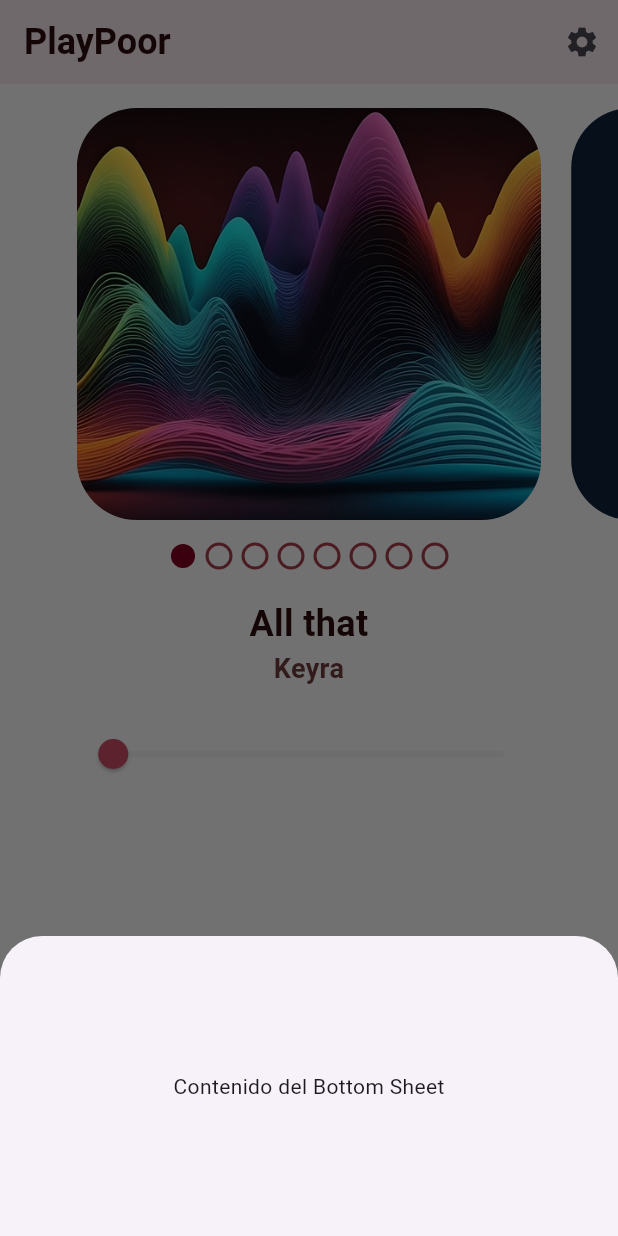
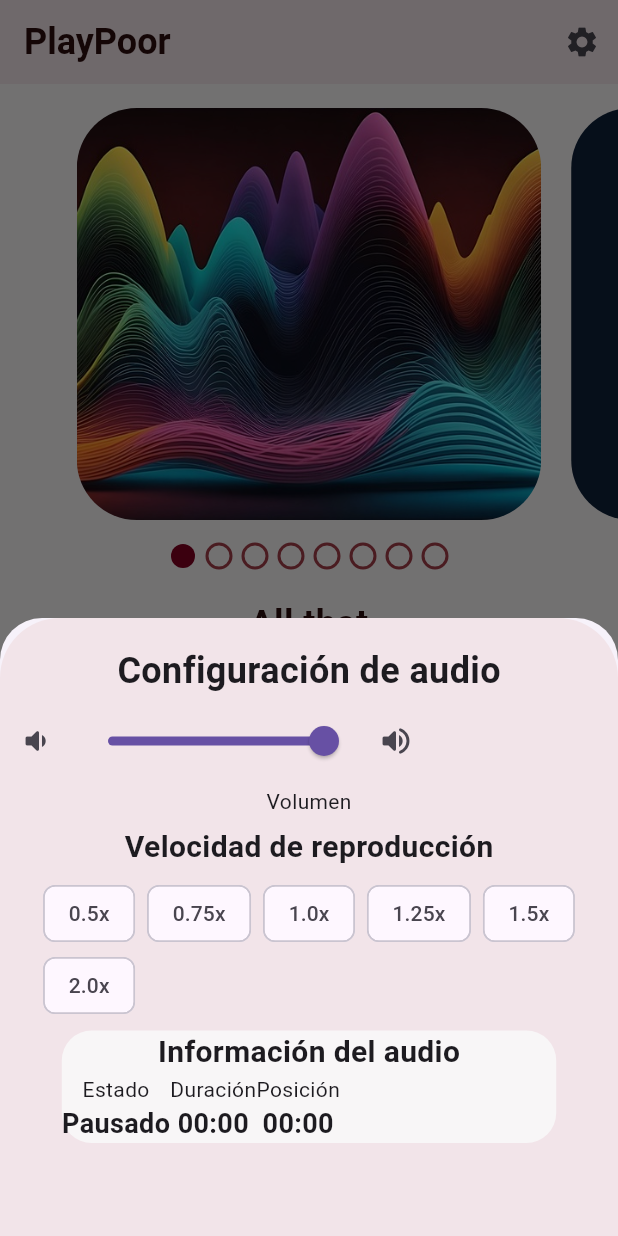
Before and after one commit to gael-rdrgz/playpoor, a Flutter app: the screen it shows after launch, after a tap on the "settings" icon, on a phone screen of 412 x 824 dp. Run offline on Flutter 3.47's test engine with Material 3 defaults, Android fonts, the phone set to English and light mode, and no system bars; drawn by our look-alikes of percent_indicator, smooth_page_indicator; our stand-ins replace audioplayers, equatable, flutter_bloc.

Commit message:
Interfaz de modal de configuracion cutre.

```diff
--- a/lib/blocs/player_load_events.dart
+++ b/lib/blocs/player_load_events.dart
@@ -27,3 +27,26 @@ class SeekEvent extends PlayerEvent {
   @override
   List<Object> get props => [position];
 }
+
+class VolumeChangedEvent extends PlayerEvent {
+  final double volume;
+
+  const VolumeChangedEvent(this.volume);
+}
+
+class SpeedChangedEvent extends PlayerEvent {
+  final double speed;
+
+  const SpeedChangedEvent(this.speed);
+}
+
+class UpdateSongInfoEvent extends PlayerEvent {
+  final Duration position, duration;
+  final bool isPlaying;
+
+  const UpdateSongInfoEvent({
+    required this.position,
+    required this.duration,
+    required this.isPlaying,
+  });
+}
--- a/lib/blocs/player_load_states.dart
+++ b/lib/blocs/player_load_states.dart
@@ -39,7 +39,9 @@ class PlayingState extends PlayState {
 
 class ErrorState extends PlayState {
   final String msg;
+
   const ErrorState(this.msg);
+
   @override
   List<Object> get props => [msg];
 }
@@ -48,3 +50,28 @@ class PlayPauseState extends PlayState {
   @override
   List<Object> get props => [];
 }
+
+class ConfigState extends PlayState {
+  final double volume, speed;
+  final Duration position, duration;
+  final bool isPlaying;
+
+  const ConfigState({
+    required this.volume,
+    required this.speed,
+    required this.position,
+    required this.duration,
+    required this.isPlaying,
+  });
+
+  ConfigState copyWith(
+      {double? volume, double? speed, Duration? position, Duration? duration, bool? isPlaying}) {
+    return ConfigState(
+        volume: volume ?? this.volume,
+        speed: speed ?? this.speed,
+        position: position ?? this.position,
+        duration: duration ?? this.duration,
+        isPlaying: isPlaying ?? this.isPlaying
+    );
+  }
+}
--- a/lib/views/app.dart
+++ b/lib/views/app.dart
@@ -12,7 +12,7 @@ class App extends StatelessWidget {
       theme: ThemeData(
         useMaterial3: true,
         scaffoldBackgroundColor: const Color(0xfff8f6f7),
-        appBarTheme: AppBarTheme(backgroundColor: const Color(0xfff8f6f7)),
+        appBarTheme: AppBarTheme(backgroundColor: const Color(0xfff2e4e9)),
       ),
       home: const Home(),
     );
--- /dev/null
+++ b/lib/views/conf_modal.dart
@@ -0,0 +1,156 @@
+import 'package:flutter/material.dart';
+
+class ConfModal extends StatelessWidget {
+  @override
+  Widget build(BuildContext context) {
+    return Container(
+      height: MediaQuery.of(context).size.height * 1 / 2,
+      decoration: BoxDecoration(
+        color: Color(0xfff2e4e9),
+        borderRadius: BorderRadius.only(
+          topLeft: Radius.circular(40),
+          topRight: Radius.circular(40),
+        ),
+      ),
+      child: Column(
+        spacing: 6,
+        children: [
+          SizedBox(height: 12),
+          Text(
+            "Configuración de audio",
+            style: TextStyle(
+              fontFamily: "DMSerif",
+              fontSize: 24,
+              fontWeight: FontWeight.bold,
+            ),
+          ),
+          Row(
+            children: [
+              IconButton(
+                onPressed: () {},
+                icon: Icon(Icons.volume_down_rounded),
+              ),
+              Slider(value: 1.0, min: 0, max: 1.0, onChanged: (value) {}),
+              IconButton(onPressed: () {}, icon: Icon(Icons.volume_up_rounded)),
+            ],
+          ),
+          Text("Volumen"),
+          Text(
+            "Velocidad de reproducción",
+            style: TextStyle(
+              fontFamily: "DMSerif",
+              fontSize: 20,
+              fontWeight: FontWeight.w700,
+            ),
+          ),
+          Wrap(
+            spacing: 8,
+            children: [
+              ChoiceChip(
+                label: Text("0.5x"),
+                selected: false,
+                onSelected: (selected) {},
+              ),
+              ChoiceChip(
+                label: Text("0.75x"),
+                selected: false,
+                onSelected: (selected) {},
+              ),
+              ChoiceChip(
+                label: Text("1.0x"),
+                selected: false,
+                onSelected: (selected) {},
+              ),
+              ChoiceChip(
+                label: Text("1.25x"),
+                selected: false,
+                onSelected: (selected) {},
+              ),
+              ChoiceChip(
+                label: Text("1.5x"),
+                selected: false,
+                onSelected: (selected) {},
+              ),
+              ChoiceChip(
+                label: Text("2.0x"),
+                selected: false,
+                onSelected: (selected) {},
+              ),
+            ],
+          ),
+          Container(
+            width: MediaQuery.of(context).size.width * .8,
+            decoration: BoxDecoration(
+              color: Color(0xfff8f6f7),
+              borderRadius: BorderRadius.circular(20),
+            ),
+            child: Column(
+              children: [
+                Text(
+                  "Información del audio",
+                  style: TextStyle(
+                    fontFamily: "DMSerif",
+                    fontSize: 20,
+                    fontWeight: FontWeight.w700,
+                  ),
+                ),
+                Row(
+                  children: [
+                    Column(
+                      children: [
+                        Text(
+                          "Estado",
+                          style: TextStyle(fontFamily: "DMSerif", fontSize: 14),
+                        ),
+                        Text(
+                          "Pausado",
+                          style: TextStyle(
+                            fontFamily: "DMSerif",
+                            fontSize: 18,
+                            fontWeight: FontWeight.w600,
+                          ),
+                        ),
+                      ],
+                    ),
+                    Column(
+                      children: [
+                        Text(
+                          "Duración",
+                          style: TextStyle(fontFamily: "DMSerif", fontSize: 14),
+                        ),
+                        Text(
+                          "00:00",
+                          style: TextStyle(
+                            fontFamily: "DMSerif",
+                            fontSize: 18,
+                            fontWeight: FontWeight.w600,
+                          ),
+                        ),
+                      ],
+                    ),
+                    Column(
+                      children: [
+                        Text(
+                          "Posición",
+                          style: TextStyle(fontFamily: "DMSerif", fontSize: 14),
+                        ),
+                        Text(
+                          "00:00",
+                          style: TextStyle(
+                            fontFamily: "DMSerif",
+                            fontSize: 18,
+                            fontWeight: FontWeight.w600,
+                          ),
+                        ),
+                      ],
+                    ),
+                  ],
+                ),
+              ],
+            ),
+          ),
+        ],
+      ),
+    );
+  }
+}
--- a/lib/views/player.dart
+++ b/lib/views/player.dart
@@ -9,6 +9,7 @@ import 'package:playerbloc/views/progress_slider.dart';
 import 'package:playerbloc/views/swiper.dart';
 
 import '../models/audio_item.dart';
+import 'conf_modal.dart';
 
 class Player extends StatefulWidget {
   final AudioPlayer audioPlayer;
@@ -81,7 +82,6 @@ class _PlayerState extends State<Player> {
       value: bloc,
       child: Scaffold(
         appBar: AppBar(
-          backgroundColor: Color(0xfff2e4e9),
           title: Text(
             "PlayPoor",
             style: TextStyle(
@@ -97,12 +97,7 @@ class _PlayerState extends State<Player> {
                 showModalBottomSheet(
                   context: context,
                   builder: (BuildContext context) {
-                    return Container(
-                      height: 200,
-                      child: Center(
-                        child: Text('Contenido del Bottom Sheet'),
-                      ),
-                    );
+                    return ConfModal();
                   },
                 );
               },
```
